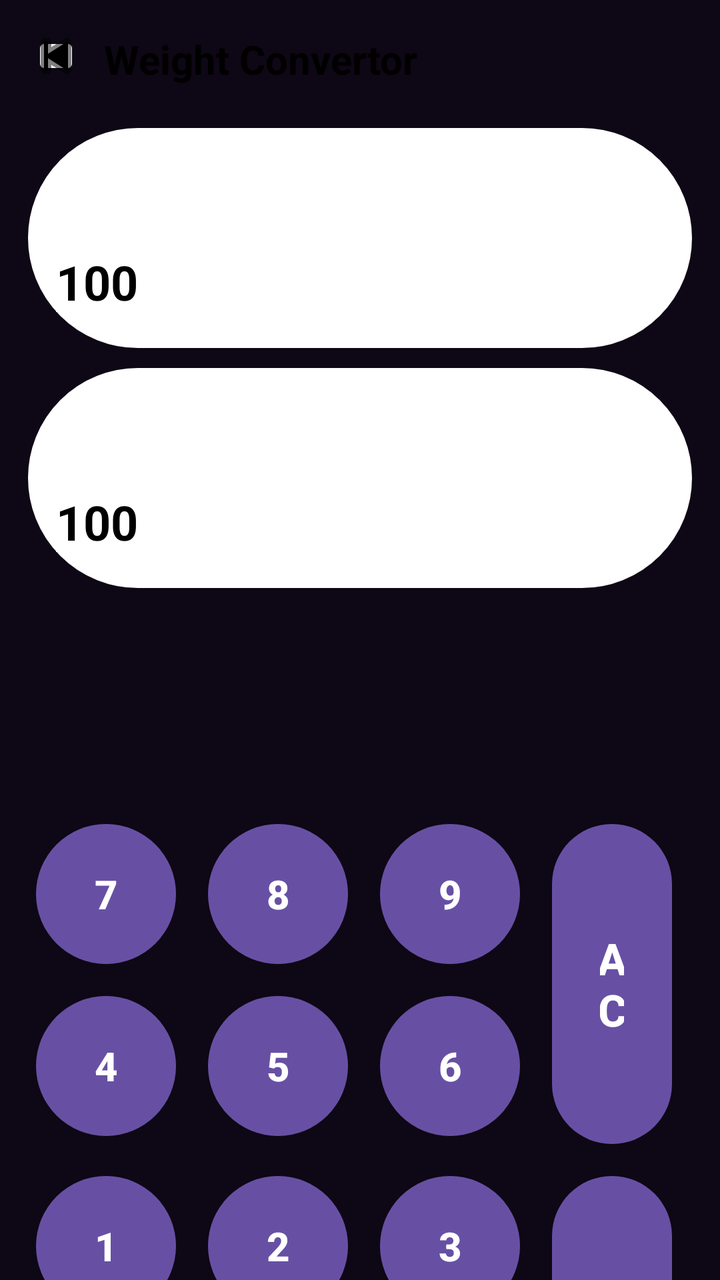
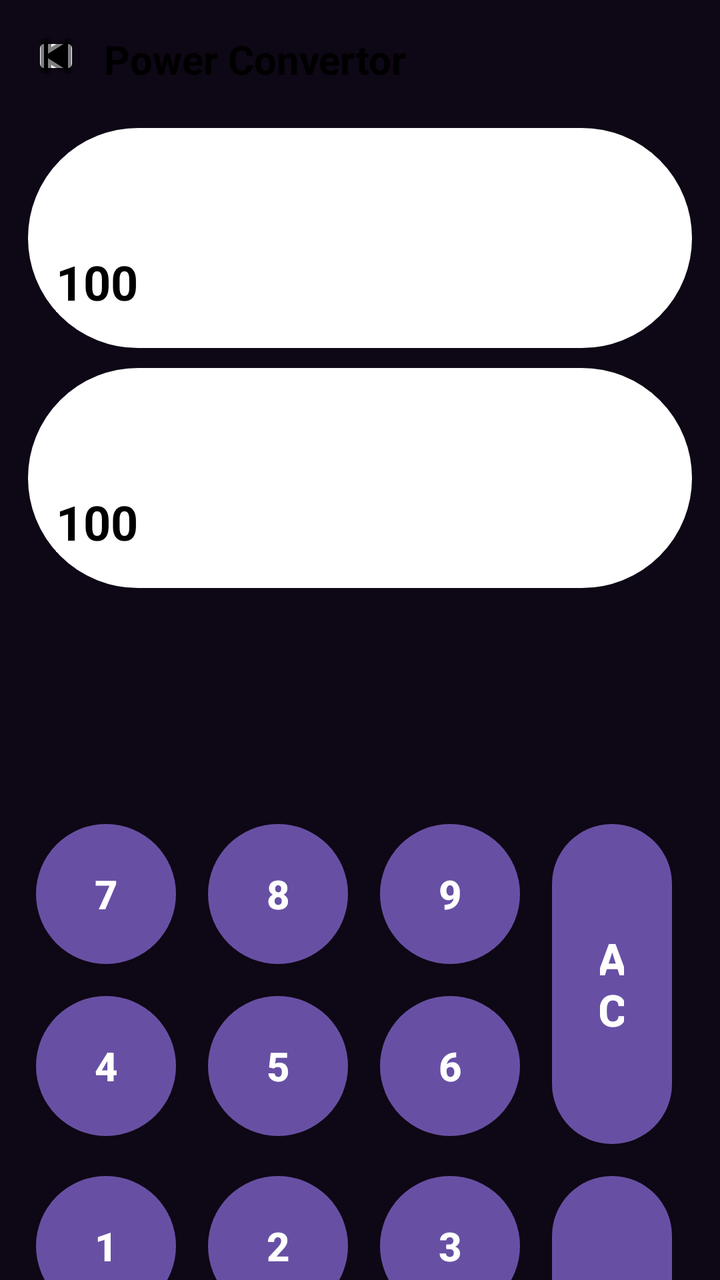

Before-and-after screenshots of an Android layout around one commit, followed by the original layout XML and the change that was made.
<!-- AndroidManifest.xml: application theme Theme.Calculator -->
<!-- res/layout/power_page.xml -->
<?xml version="1.0" encoding="utf-8"?>
<androidx.constraintlayout.widget.ConstraintLayout xmlns:android="http://schemas.android.com/apk/res/android"
    xmlns:app="http://schemas.android.com/apk/res-auto"
    xmlns:tools="http://schemas.android.com/tools"
    android:layout_width="match_parent"
    android:layout_height="match_parent"
    android:background="#0E0715"
    tools:context=".PowerPage"
    android:fitsSystemWindows="true">
    <ImageButton
        android:layout_width="24dp"
        android:layout_height="24dp"
        android:id="@+id/btnBackPp"
        android:layout_marginStart="16dp"
        android:layout_marginTop="16dp"
        android:src="@android:drawable/ic_media_previous"
        app:tint="?attr/calcButtonText"
        android:backgroundTint="?attr/calcButtonBackground"
        app:layout_constraintStart_toStartOf="parent"
        app:layout_constraintTop_toTopOf="parent"
        android:onClick="showMeasurements"/>
    <TextView
        android:layout_width="wrap_content"
        android:layout_height="wrap_content"
        android:id="@+id/TexttitlePp"
        android:text="Weight Convertor"
        android:textColor="?attr/calcButtonText"
        android:backgroundTint="?attr/calcButtonBackground"
        android:textSize="20sp"
        android:textStyle="bold"
        android:layout_marginStart="12dp"
        app:layout_constraintStart_toEndOf="@+id/btnBackPp"
        app:layout_constraintTop_toTopOf="@+id/btnBackPp"/>

    <LinearLayout
        android:layout_width="0dp"
        android:layout_height="wrap_content"
        android:id="@+id/topContainerPp"
        android:orientation="vertical"
        android:layout_marginTop="24dp"
        android:layout_marginStart="14dp"
        android:layout_marginEnd="14dp"
        app:layout_constraintTop_toBottomOf="@+id/btnBackPp"
        app:layout_constraintStart_toStartOf="parent"
        app:layout_constraintEnd_toEndOf="parent"
        android:backgroundTint="?attr/calcButtonBackground">
        <LinearLayout
            android:layout_width="match_parent"
            android:layout_height="110dp"
            android:background="@drawable/card_bg"
            android:orientation="vertical"
            android:padding="10dp"
            android:backgroundTint="?attr/calcButtonBackground">
            <Spinner
                android:layout_width="wrap_content"
                android:layout_height="wrap_content"
                android:id="@+id/spp1"
                android:minHeight="45dp"
                android:textColor="?attr/calcButtonText"
                android:backgroundTint="?attr/calcButtonBackground"/>
            <EditText
                android:layout_width="wrap_content"
                android:layout_height="wrap_content"
                android:id="@+id/edpc1"
                android:backgroundTint="?attr/calcButtonBackground"
                android:textColor="?attr/calcButtonText"
                android:textSize="24sp"
                android:text="100"
                android:textStyle="bold"/>
        </LinearLayout>
        <View
            android:layout_width="match_parent"
            android:layout_height="10dp"/>
        <LinearLayout
            android:layout_width="match_parent"
            android:layout_height="110dp"
            android:background="@drawable/card_bg"
            android:backgroundTint="?attr/calcButtonBackground"
            android:orientation="vertical"
            android:padding="10dp">
            <Spinner
                android:layout_width="wrap_content"
                android:layout_height="wrap_content"
                android:id="@+id/sppc2"
                android:minHeight="45dp"
                android:textColor="?attr/calcButtonText"
                android:backgroundTint="?attr/calcButtonBackground"/>
            <EditText
                android:layout_width="wrap_content"
                android:layout_height="wrap_content"
                android:backgroundTint="?attr/calcButtonBackground"
                android:textColor="?attr/calcButtonText"
                android:textSize="24sp"
                android:text="100"
                android:textStyle="bold"
                android:id="@+id/edpc2"/>
        </LinearLayout>
    </LinearLayout>
    <View
        android:layout_width="match_parent"
        android:layout_height="100dp"
        app:layout_constraintTop_toBottomOf="@+id/topContainerPp"
        app:layout_constraintStart_toStartOf="parent"
        app:layout_constraintEnd_toEndOf="parent"
        android:id="@+id/pspace1"/>
    <GridLayout
        android:layout_width="0dp"
        android:layout_height="wrap_content"
        android:id="@+id/keypadp"
        android:columnCount="4"
        android:rowCount="4"
        android:layout_margin="10dp"
        app:layout_constraintTop_toBottomOf="@+id/pspace1"
        app:layout_constraintStart_toStartOf="parent"
        app:layout_constraintEnd_toEndOf="parent">
        <Button
            android:id="@+id/pcbtn7"
            style="@style/KeyButton"
            android:text="7"/>
        <Button
            android:id="@+id/pcbtn8"
            style="@style/KeyButton"
            android:text="8"/>
        <Button
            android:id="@+id/pcbtn9"
            style="@style/KeyButton"
            android:text="9"/>
        <Button
            android:id="@+id/pcbtnAC"
            style="@style/SideButton"
            android:text="AC"
            android:layout_rowSpan="2"/>
        <Button
            android:id="@+id/pcbtn4"
            style="@style/KeyButton"
            android:text="4"/>
        <Button
            android:id="@+id/pcbtn5"
            style="@style/KeyButton"
            android:text="5"/>
        <Button
            android:id="@+id/pcbtn6"
            style="@style/KeyButton"
            android:text="6"/>
        <Button
            android:id="@+id/pcbtn1"
            style="@style/KeyButton"
            android:text="1"/>
        <Button
            android:id="@+id/pcbtn2"
            style="@style/KeyButton"
            android:text="2"/>
        <Button
            android:id="@+id/pcbtn3"
            style="@style/KeyButton"
            android:text="3"/>
        <Button
            android:id="@+id/pcbtndelete"
            style="@style/SideButton"
            android:text="⌫"
            android:layout_rowSpan="2"/>
        <Button
            android:id="@+id/pcbtn00"
            style="@style/KeyButton"
            android:text="00"
            android:textSize="18sp"/>
        <Button
            android:id="@+id/pcbtn0"
            style="@style/KeyButton"
            android:text="0"/>
        <Button
            android:id="@+id/pcbtndot"
            style="@style/KeyButton"
            android:text="."/>
    </GridLayout>
</androidx.constraintlayout.widget.ConstraintLayout>
<!-- resources referenced by this layout -->
<resources>
  <!-- drawable card_bg (drawable) -->
  <?xml version="1.0" encoding="utf-8"?>
  <shape xmlns:android="http://schemas.android.com/apk/res/android">
  
      <gradient
          android:angle="270"
          android:startColor="#55515F"
          android:centerColor="#3A3644"
          android:endColor="#23212B"/>
  
      <corners android:radius="100dp"/>
  
      <stroke
          android:width="1dp"
          android:color="#6E6976"/>
  </shape>
  <style name="KeyButton">
              <item name="android:layout_width">70dp</item>
              <item name="android:layout_height">70dp</item>
              <item name="android:layout_margin">8dp</item>
              <item name="android:background">@drawable/keypad_button_bg</item>
              <item name="android:textColor">@android:color/white</item>
              <item name="android:textSize">20sp</item>
              <item name="android:textStyle">bold</item>
          </style>
  <style name="SideButton">
              <item name="android:layout_width">60dp</item>
              <item name="android:layout_height">160dp</item>
              <item name="android:layout_margin">8dp</item>
              <item name="android:background">@drawable/keypad_button_bg</item>
              <item name="android:textColor">@android:color/white</item>
              <item name="android:textSize">22sp</item>
              <item name="android:textStyle">bold</item>
          </style>
  <style name="Theme.Calculator" parent="Base.Theme.Calculator" />
  <!-- drawable keypad_button_bg (drawable) -->
  <?xml version="1.0" encoding="utf-8"?>
  <shape xmlns:android="http://schemas.android.com/apk/res/android">
      <gradient
          android:angle="270"
          android:endColor="#2D2F3A"
          android:startColor="#5A5D6E"/>
  
      <corners android:radius="100dp"/>
  
  </shape>
  <style name="Base.Theme.Calculator" parent="Theme.Material3.DayNight.NoActionBar">
          
          
          <item name="android:statusBarColor"> @android:color/transparent</item>
          <item name="android:windowLayoutInDisplayCutoutMode">shortEdges</item>
        <item name="calcButtonBackground">#FFFFFF</item>
          <item name="calcButtonText">#000000</item>
      </style>
</resources>

<!-- the commit's change to res/layout/power_page.xml (unified diff, before → after) -->
@@ -23,7 +23,7 @@
         android:layout_width="wrap_content"
         android:layout_height="wrap_content"
         android:id="@+id/TexttitlePp"
-        android:text="Weight Convertor"
+        android:text="Power Convertor"
         android:textColor="?attr/calcButtonText"
         android:backgroundTint="?attr/calcButtonBackground"
         android:textSize="20sp"
